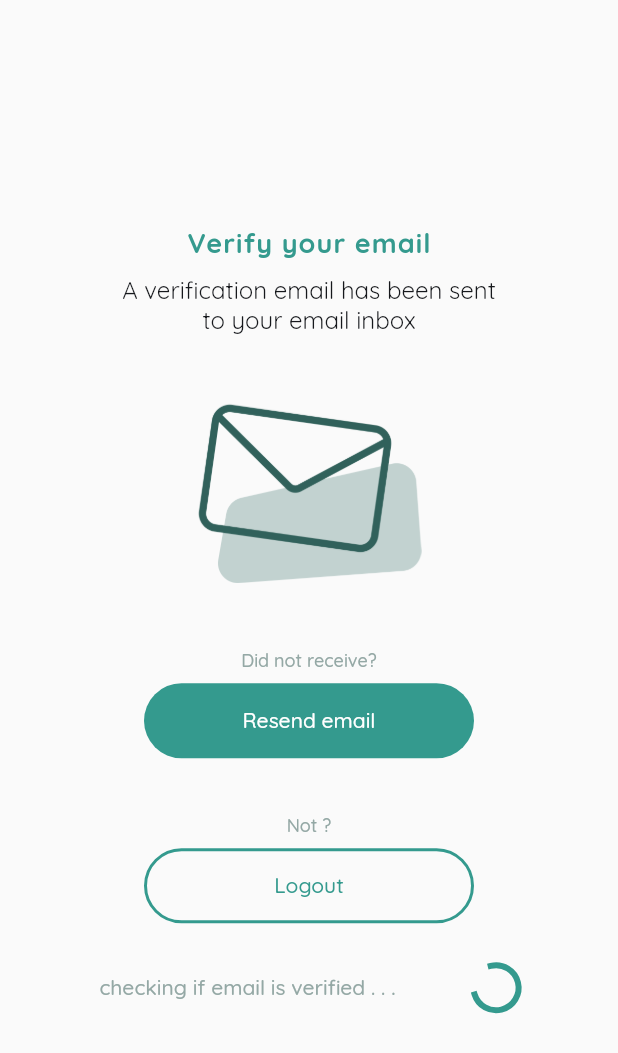
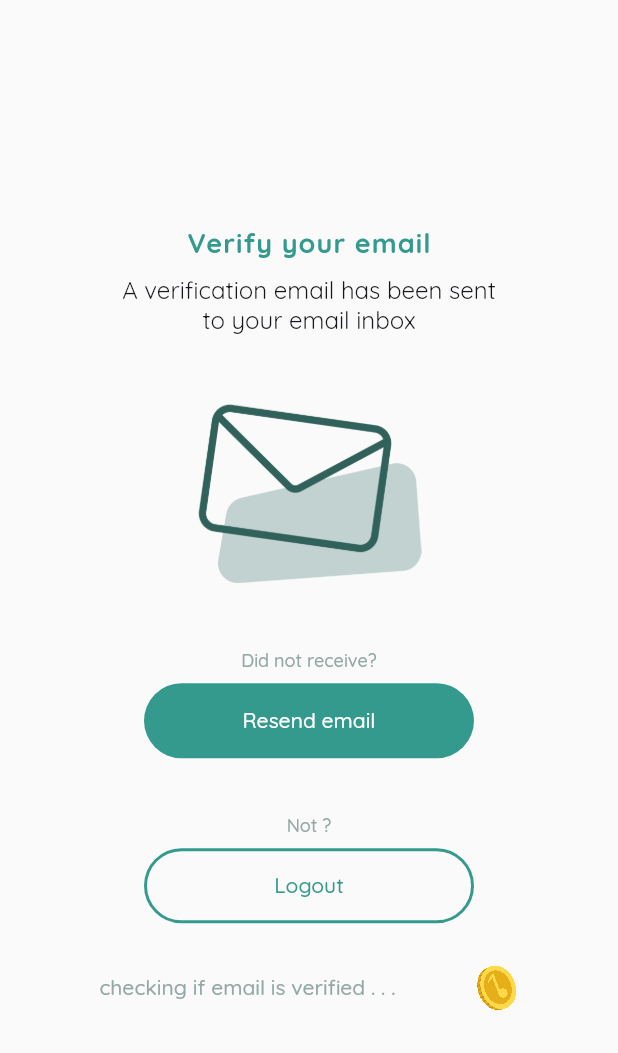
Before and after one commit to asifimtiazahmed/im, a Flutter app: the EmailVerifyScene screen opened directly, on a phone screen of 412 x 824 dp. Shown: the top 1053 px of the screen. Run offline on Flutter 3.47's test engine with Material 2 defaults, Android fonts, the phone set to English and light mode, and no system bars; our stand-ins replace email_validator, firebase_auth, firebase_core, fluentui_system_icons, get_it, google_fonts and 2 more; missing offline and left inert: flutter_facebook_auth; accounts and stored records are empty.

Commit message:
added loading logo :D

```diff
--- a/lib/scenes/email_verification/email_verify_scene.dart
+++ b/lib/scenes/email_verification/email_verify_scene.dart
@@ -6,6 +6,7 @@ import 'package:im/resources/app_styles.dart';
 import 'package:im/scenes/login/login_scene.dart';
 import 'package:im/services/firebase_auth.dart';
 import 'package:im/widgets/button.dart';
+import 'package:im/widgets/loading_logo.dart';
 import 'package:provider/provider.dart';
 
 import 'email_verify_view_model.dart';
@@ -100,11 +101,10 @@ class EmailVerifyScene extends StatelessWidget {
                             style: AppStyles.subBodyText
                                 .copyWith(color: AppColors.secondaryInactive)),
                         const SizedBox(
-                            height: 30,
-                            width: 30,
-                            child: CircularProgressIndicator(
-                              color: AppColors.primary,
-                            )),
+                          height: 30,
+                          width: 30,
+                          child: LoadingLogo(size: 40),
+                        ),
                       ]),
               ],
             ),
--- /dev/null
+++ b/lib/widgets/loading_logo.dart
@@ -0,0 +1,62 @@
+import 'dart:async';
+
+import 'package:flutter/material.dart';
+import 'package:im/resources/app_assets.dart';
+import 'package:provider/provider.dart';
+
+class LoadingLogo extends StatelessWidget {
+  const LoadingLogo({Key? key, required this.size}) : super(key: key);
+  final double size;
+
+  @override
+  Widget build(BuildContext context) {
+    return ChangeNotifierProvider<LoadingLogoViewModel>(
+      create: (_) => LoadingLogoViewModel(),
+      child: Consumer<LoadingLogoViewModel>(
+        builder: (_, vm, __) => AnimatedContainer(
+          height: size,
+          width: size,
+          duration: Duration(milliseconds: 20),
+          child: Transform(
+            transform: Matrix4.identity()
+              ..setEntry(3, 2, 0.010)
+              ..rotateY(vm.angle),
+            alignment: FractionalOffset.center,
+            child: Image.asset(
+              AppAssets.COIN_COLOR,
+              key: Key('img'),
+            ),
+          ),
+        ),
+      ),
+    );
+  }
+}
+
+class LoadingLogoViewModel extends ChangeNotifier {
+  late var timer;
+  String label = 'dds';
+  double angle = 0;
+
+  void addAngle() {
+    angle += 0.5;
+    notifyListeners();
+  }
+
+  void getAngle() {
+    timer = Timer.periodic(Duration(milliseconds: 20), (timer) {
+      addAngle();
+    });
+  }
+
+  //INIT
+  LoadingLogoViewModel() {
+    getAngle();
+  }
+
+  @override
+  dispose() {
+    super.dispose();
+    timer.cancel;
+  }
+}
```
Also changed, not shown: 2 other files.
